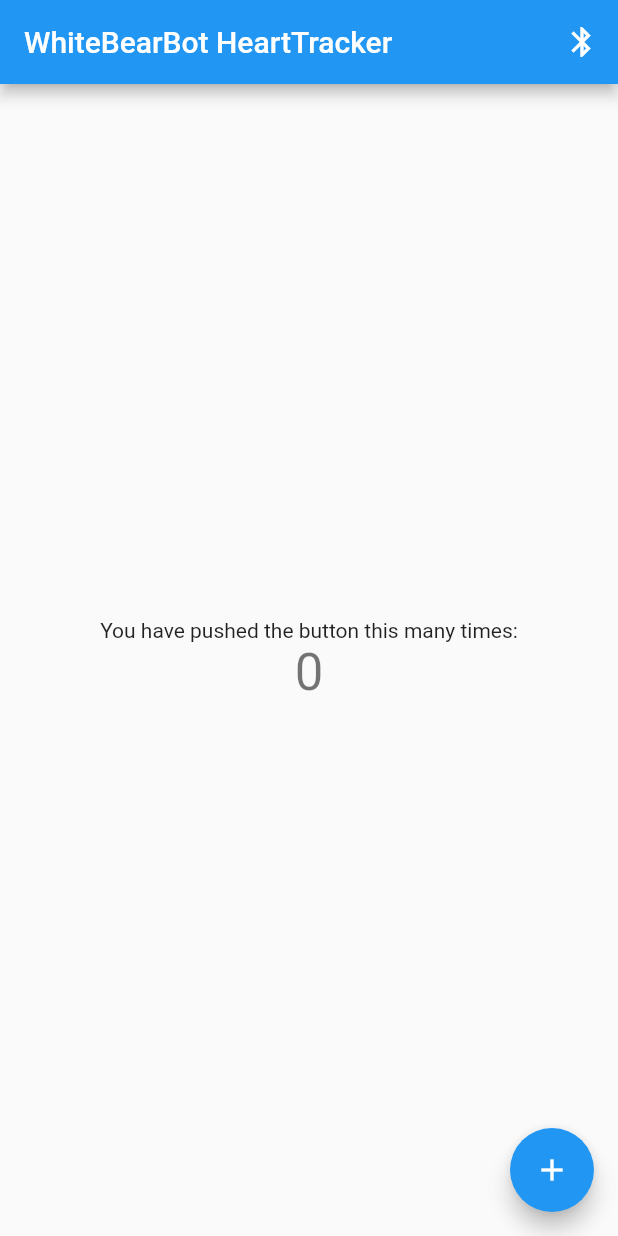
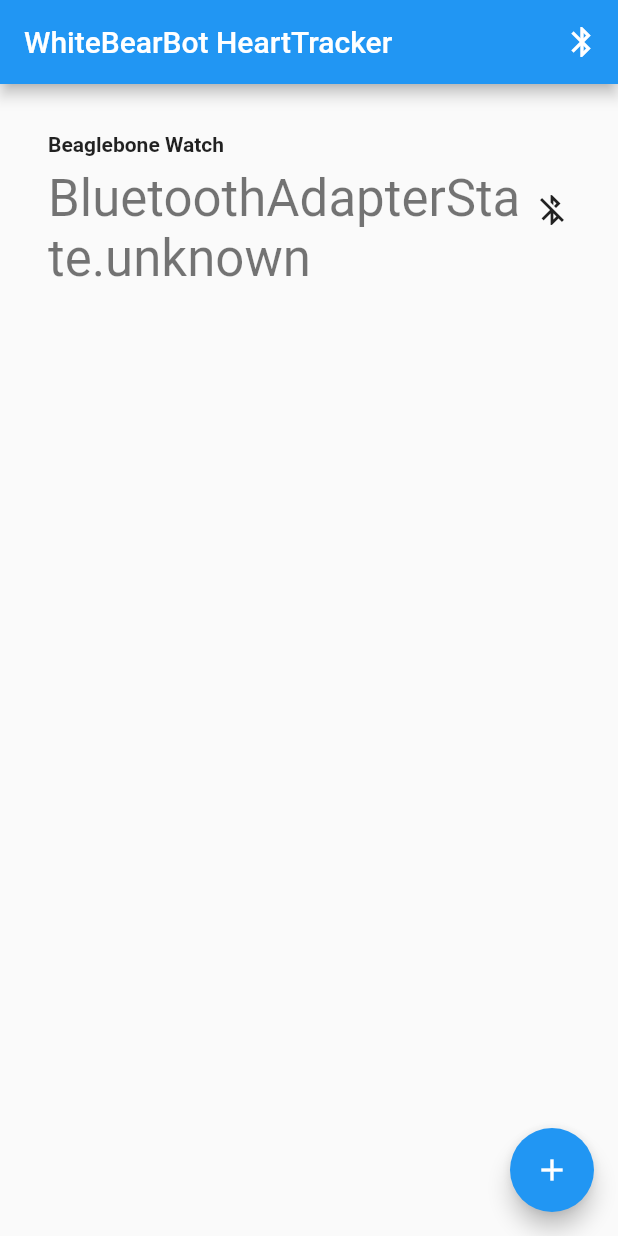
Before and after one commit to deemarc/heart_tracker, a Flutter app: the screen it shows after launch, on a phone screen of 412 x 824 dp. Run offline on Flutter 3.47's test engine with Material 2 defaults, Android fonts, the phone set to English and light mode, and no system bars; our stand-ins replace flutter_blue, rxdart.

Commit message:
see bluetooth lib

```diff
--- /dev/null
+++ b/lib/BluetoothBloc.dart
@@ -0,0 +1,29 @@
+import 'dart:async';
+
+import 'package:rxdart/rxdart.dart';
+import 'package:flutter_blue/flutter_blue.dart';
+
+class BluetoothBloc {
+  // Observable Properties
+  BehaviorSubject<BluetoothState> _subjectState;
+  Observable<BluetoothState> get stateObservable => _subjectState.stream;
+  StreamSubscription _stateSubscription;
+
+  // internal
+  BluetoothState initialState = BluetoothState.unknown;
+  FlutterBlue _flutterBlue = FlutterBlue.instance;
+  // constructor
+  BluetoothBloc() {
+    _flutterBlue.state.then((s) {
+      this.initialState = s;
+    });
+    this.initialState = BluetoothState.unknown;
+    _subjectState =
+        new BehaviorSubject<BluetoothState>.seeded(this.initialState);
+  }
+
+  void dispose() {
+    _subjectState.close();
+    // _stateSubscription.close();
+  }
+}
--- /dev/null
+++ b/lib/bluetoothDevice/bluetoothDevice.dart
@@ -0,0 +1,18 @@
+import 'dart:async';
+import 'package:flutter_blue/flutter_blue.dart';
+
+
+
+class FlutterBlueDevice {
+
+  FlutterBlue _flutterBlue = FlutterBlue.instance;
+  BluetoothState state = BluetoothState.unknown;
+
+  FlutterBlueDevice()
+  {
+    _flutterBlue.state.then((s) {
+        state = s;
+    });
+
+  }
+}
--- /dev/null
+++ b/lib/homepage.dart
@@ -0,0 +1,50 @@
+import 'package:flutter/material.dart';
+import 'package:heart_tracker/bluetoothDevice/bluetoothDevice.dart';
+import 'package:heart_tracker/bluetoothDevice/bluetoothPage.dart';
+import 'package:heart_tracker/homepage/BluetoothDeviceDisplay.dart';
+import 'BluetoothBloc.dart';
+FlutterBlueDevice blueDev = new FlutterBlueDevice();
+bool isBlueAvailable = false;
+
+class MyHomePage extends StatefulWidget {
+  MyHomePage({Key key, this.title}) : super(key: key);
+
+  final String title;
+
+  @override
+  _MyHomePageState createState() => _MyHomePageState();
+}
+
+class _MyHomePageState extends State<MyHomePage> {
+  BluetoothBloc blueDev = new BluetoothBloc();
+
+  Widget build(BuildContext context) {
+    return Scaffold(
+      appBar: AppBar(
+        title: Text(widget.title),
+        actions: <Widget>[
+          new IconButton(
+              onPressed: () {
+                Navigator.push(
+                  context,
+                  MaterialPageRoute(builder: (context) => FlutterBlueApp()),
+                );
+              },
+              icon: Icon(Icons.bluetooth))
+        ],
+      ),
+      body: Center(
+        child: Column(
+          children: <Widget>[
+            DeviceSection(blueDev: blueDev,),
+          ],
+        ),
+      ),
+      floatingActionButton: FloatingActionButton(
+        onPressed: null,
+        tooltip: 'Increment',
+        child: Icon(Icons.add),
+      ),
+    );
+  }
+}
--- /dev/null
+++ b/lib/homepage/BluetoothDeviceDisplay.dart
@@ -0,0 +1,63 @@
+import 'package:flutter/material.dart';
+import 'package:heart_tracker/bluetoothDevice/bluetoothDevice.dart';
+import 'package:heart_tracker/BluetoothBloc.dart';
+import 'package:flutter_blue/flutter_blue.dart';
+
+class DeviceSection extends StatefulWidget{
+  final BluetoothBloc blueDev;
+  DeviceSection({Key key, @required this.blueDev}) : super(key:key);
+  @override
+  State<StatefulWidget> createState() => _DeviceSectionState();
+
+}
+
+class _DeviceSectionState extends State<DeviceSection> {
+
+  @override
+  Widget build(BuildContext context) {
+    return Container(
+    padding: const EdgeInsets.all(32),
+    child: Row(
+      children: [
+        Expanded(
+          /*1*/
+          child: Column(
+            crossAxisAlignment: CrossAxisAlignment.start,
+            children: [
+              /*2*/
+              Container(
+                padding: const EdgeInsets.only(bottom: 8),
+                child: Text(
+                  'Beaglebone Watch',
+                  style: TextStyle(
+                    fontWeight: FontWeight.bold,
+                  ),
+                ),
+              ),
+              new StreamBuilder(
+                stream: widget.blueDev.stateObservable,
+                builder:
+                (context, AsyncSnapshot<BluetoothState> snapshot){
+                  return new Text('${snapshot.data}',
+                        style: Theme.of(context).textTheme.display1
+                        );
+                }
+
+              )
+                // builder: (context, AsyncSnapshot<int> snapshot) {
+                //     return new Text('${snapshot.data}',
+                //         style: Theme.of(context).textTheme.display1);
+                //   }),
+            ],
+          ),
+        ),
+        /*3*/
+//
+//        FavoriteWidget(),
+      Icon(Icons.bluetooth_disabled),
+      ],
+    ),
+  );
+  }
+
+}
--- a/lib/homepage/homepage.dart
+++ /dev/null
@@ -1,98 +0,0 @@
-import 'package:flutter/material.dart';
-import '../bluetoothDevice/bluetoothPage.dart';
-
-class MyHomePage extends StatefulWidget {
-  MyHomePage({Key key, this.title}) : super(key: key);
-
-  // This widget is the home page of your application. It is stateful, meaning
-  // that it has a State object (defined below) that contains fields that affect
-  // how it looks.
-
-  // This class is the configuration for the state. It holds the values (in this
-  // case the title) provided by the parent (in this case the App widget) and
-  // used by the build method of the State. Fields in a Widget subclass are
-  // always marked "final".
-  final String title;
-
-  @override
-  _MyHomePageState createState() => _MyHomePageState();
-}
-
-class _MyHomePageState extends State<MyHomePage> {
-  int _counter = 0;
-
-  void _incrementCounter() {
-    setState(() {
-      // This call to setState tells the Flutter framework that something has
-      // changed in this State, which causes it to rerun the build method below
-      // so that the display can reflect the updated values. If we changed
-      // _counter without calling setState(), then the build method would not be
-      // called again, and so nothing would appear to happen.
-      _counter++;
-    });
-  }
-
-  @override
-  Widget build(BuildContext context) {
-    // This method is rerun every time setState is called, for instance as done
-    // by the _incrementCounter method above.
-    //
-    // The Flutter framework has been optimized to make rerunning build methods
-    // fast, so that you can just rebuild anything that needs updating rather
-    // than having to individually change instances of widgets.
-    return Scaffold(
-      appBar: AppBar(
-        // Here we take the value from the MyHomePage object that was created by
-        // the App.build method, and use it to set our appbar title.
-        title: Text(widget.title),
-        actions: <Widget>[
-          new IconButton(onPressed: _pushBluetooth, icon: Icon(Icons.bluetooth))
-        ],
-      ),
-      body: Center(
-        // Center is a layout widget. It takes a single child and positions it
-        // in the middle of the parent.
-        child: Column(
-          // Column is also layout widget. It takes a list of children and
-          // arranges them vertically. By default, it sizes itself to fit its
-          // children horizontally, and tries to be as tall as its parent.
-          //
-          // Invoke "debug painting" (press "p" in the console, choose the
-          // "Toggle Debug Paint" action from the Flutter Inspector in Android
-          // Studio, or the "Toggle Debug Paint" command in Visual Studio Code)
-          // to see the wireframe for each widget.
-          //
-          // Column has various properties to control how it sizes itself and
-          // how it positions its children. Here we use mainAxisAlignment to
-          // center the children vertically; the main axis here is the vertical
-          // axis because Columns are vertical (the cross axis would be
-          // horizontal).
-          mainAxisAlignment: MainAxisAlignment.center,
-          children: <Widget>[
-            Text(
-              'You have pushed the button this many times:',
-            ),
-            Text(
-              '$_counter',
-              style: Theme.of(context).textTheme.display1,
-            ),
-          ],
-        ),
-      ),
-      floatingActionButton: FloatingActionButton(
-        onPressed: _incrementCounter,
-        tooltip: 'Increment',
-        child: Icon(Icons.add),
-      ), // This trailing comma makes auto-formatting nicer for build methods.
-    );
-  }
-  void _pushBluetooth()
-  {
-    Navigator.of(context).push(
-        new MaterialPageRoute(
-        builder: (context) => (new FlutterBlueApp())
-        )
-    );
-
-  }
-}
--- a/lib/main.dart
+++ b/lib/main.dart
@@ -1,5 +1,5 @@
 import 'package:flutter/material.dart';
-import 'homepage/homepage.dart';
+import 'package:heart_tracker/homepage.dart';
 final app_title = 'WhiteBearBot HeartTracker';
 void main() => runApp(MyApp());
 
--- a/pubspec.yaml
+++ b/pubspec.yaml
@@ -24,6 +24,7 @@ dependencies:
   # Use with the CupertinoIcons class for iOS style icons.
   cupertino_icons: ^0.1.2
   flutter_blue: ^0.5.0
+  rxdart: ^0.22.0
 
 dev_dependencies:
   flutter_test:
```
Also changed, not shown: pubspec.lock.
